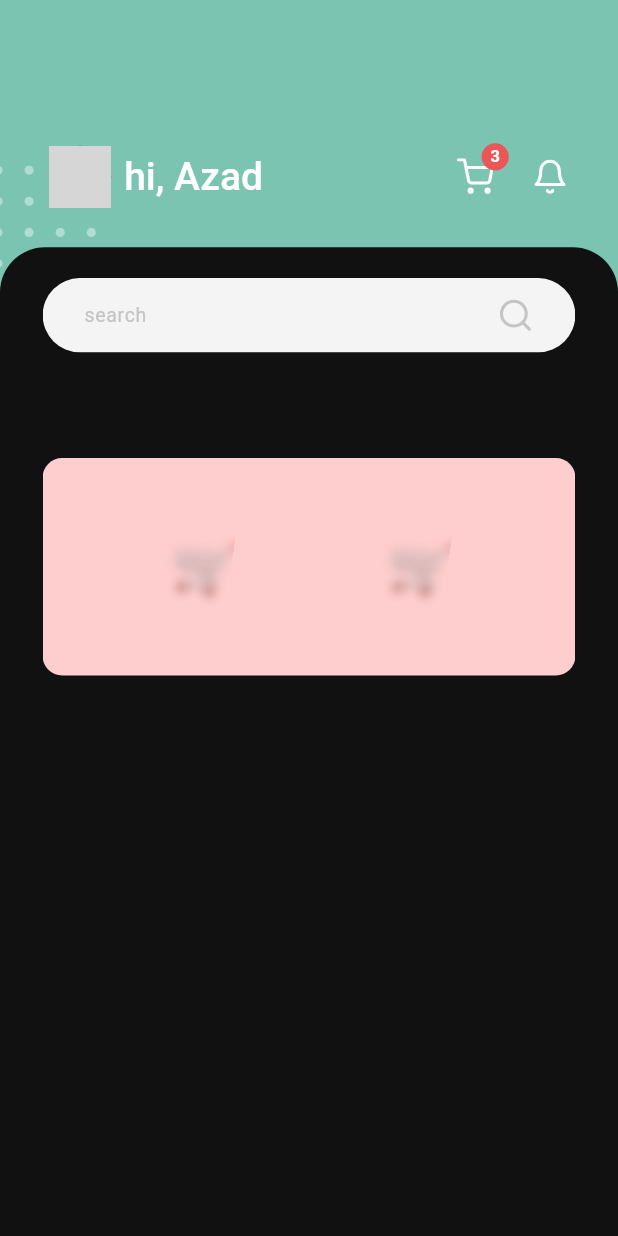
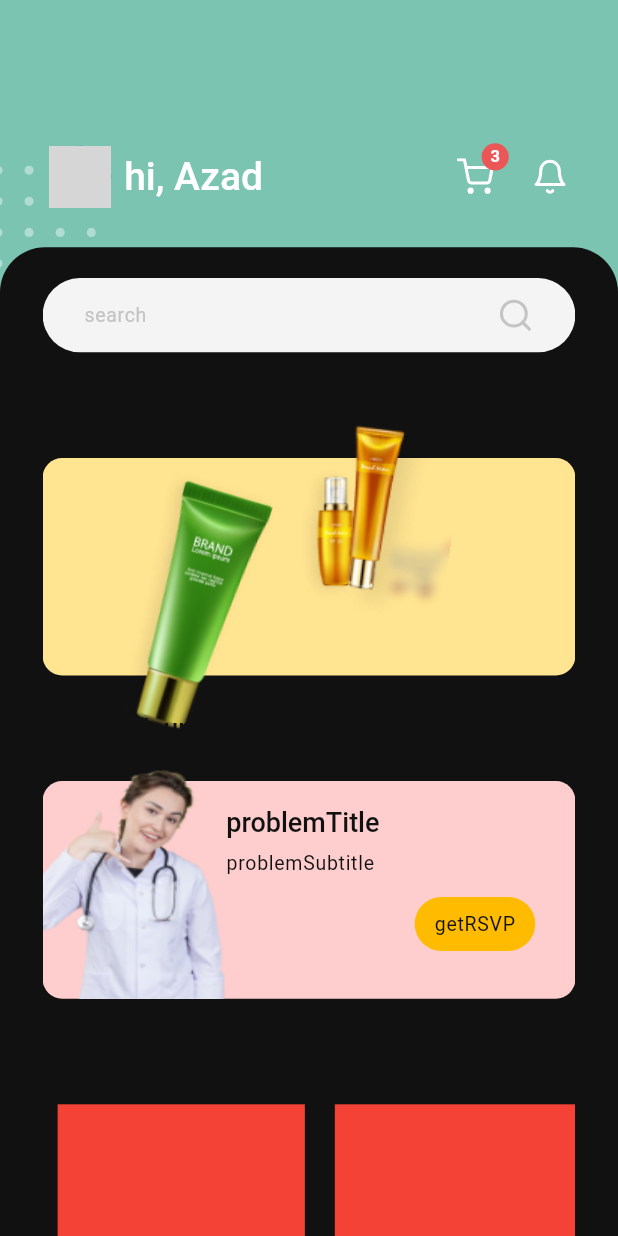
Before and after one commit to azaderdogan/beauty_app, a Flutter app: the screen it shows after launch, on a phone screen of 412 x 824 dp. Run offline on Flutter 3.47's test engine with Material 2 defaults, Android fonts, the phone set to English and light mode, and no system bars; drawn by our look-alikes of sliding_up_panel; our stand-ins replace cached_network_image, flutter_svg, get, shared_preferences, sizer; missing offline and left inert: vexana; network calls fail; Roboto replaces fonts that are missing (Poppins_Bold); grey boxes are pictures that could not be loaded.

Commit message:
complete home view

```diff
--- a/lib/core/init/theme/app_theme_light.dart
+++ b/lib/core/init/theme/app_theme_light.dart
@@ -50,7 +50,7 @@ class AppThemeLight extends AppTheme with ILightTheme {
               ),
             ),
         tabBarTheme: tabBarTheme,
-
+        disabledColor: colorSchemeLight.yellowVariant,
         highlightColor: colorSchemeLight.lightRed,
         dividerColor: colorSchemeLight.mildGrey,
         canvasColor: colorSchemeLight.lightGrey,
@@ -87,6 +87,7 @@ class AppThemeLight extends AppTheme with ILightTheme {
             headline2: textThemeLight!.headline2,
             headline3: textThemeLight!.headline3,
             headline4: textThemeLight!.headline4,
+            headline5: textThemeLight!.headline5,
             bodyText1: textThemeLight!.bodyText,
             overline: textThemeLight!.headline3)
         .apply(
--- a/lib/core/init/theme/light/color_scheme_light.dart
+++ b/lib/core/init/theme/light/color_scheme_light.dart
@@ -15,6 +15,7 @@ class ColorSchemeLight {
   final Color red = const Color(0xffeb5757);
   final Color redVariant = const Color(0xfffecdcd);
   final Color yellow = const Color(0xffFEBB00);
+  final Color yellowVariant = const Color(0xffffe491);
   final Color lightGrey = const Color(0xffc4c4c4);
   final Color darktGrey = const Color(0xfff4f4f4);
   final Color grey = const Color(0xffBBBBBB);
--- a/lib/core/init/theme/light/text_theme_light.dart
+++ b/lib/core/init/theme/light/text_theme_light.dart
@@ -42,7 +42,14 @@ class TextThemeLight {
       fontStyle: FontStyle.normal,
       fontSize: 10.0.scpx);
 
-  final TextStyle headline5 = TextStyle();
+  final TextStyle headline5 = TextStyle(
+    fontFamily: ApplicationConstants.FONT_FAMILY_REGULAR,
+    color: const Color(0xff222222),
+    fontSize: 12.scpx,
+    fontWeight: FontWeight.w400,
+    fontStyle: FontStyle.normal,
+    letterSpacing: 0.48,
+  );
   final TextStyle headline6 = TextStyle(
     fontSize: 16.sp,
     fontWeight: FontWeight.bold,
--- a/lib/core/init/translate/en_US/en_us_translations.dart
+++ b/lib/core/init/translate/en_US/en_us_translations.dart
@@ -3,5 +3,8 @@ final Map<String, String> enUs = {
   'search': 'Search',
   'bestSellerProduct': 'Best seller product',
   'concultYourProblem': 'Concult your problem',
-  'bestProduct': 'Best product'
+  'bestProduct': 'Best product',
+  'problemTitle': 'Free skin consultation',
+  'problemSubtitle': 'Ask the expert before buy skincare product',
+  'getRSVP': 'Get RSVP'
 };
--- a/lib/main.dart
+++ b/lib/main.dart
@@ -32,7 +32,7 @@ class StartApp extends StatelessWidget {
             getPages: AppPages.pages,
             translationsKeys: AppTranslation.translations,
             locale: Get.deviceLocale,
-            fallbackLocale: const Locale('en-us', 'en_US'),
+            fallbackLocale: const Locale('en', 'US'),
             theme: AppThemeLight.instance.theme,
             smartManagement: SmartManagement.full,
             home: HomeView());
--- a/lib/view/home/home_constants_mixin.dart
+++ b/lib/view/home/home_constants_mixin.dart
@@ -7,4 +7,7 @@ mixin HomeConstants {
   String bestProduct = 'bestProduct'.tr;
   String search = 'search'.tr;
   String name = 'Azad';
+  String problemTitle = 'problemTitle'.tr;
+  String problemSubtitle = 'problemSubtitle'.tr;
+  String getRsvp = 'getRSVP'.tr;
 }
--- a/lib/view/home/view/home_view.dart
+++ b/lib/view/home/view/home_view.dart
@@ -1,9 +1,13 @@
+import 'package:beauty_app/core/extensions/num.dart';
 import 'package:beauty_app/core/extensions/padding_insets.dart';
 import 'package:beauty_app/core/widget/sizedBox/dynamic_horizontol_space.dart';
 import 'package:beauty_app/core/widget/sizedBox/dynamic_veritical_space.dart';
 import 'package:beauty_app/product/utils/image_constants.dart';
 import 'package:beauty_app/product/utils/svg_constants.dart';
 import 'package:beauty_app/view/home/home_constants_mixin.dart';
+import 'package:beauty_app/view/home/widgets/best_product_listview.dart';
+import 'package:beauty_app/view/home/widgets/concult_problem_card.dart';
+import 'package:beauty_app/view/home/widgets/seller_product_card.dart';
 import 'package:cached_network_image/cached_network_image.dart';
 import 'package:flutter/material.dart';
 import 'package:flutter_svg/flutter_svg.dart';
@@ -47,43 +51,21 @@ class HomeView extends BaseView<HomeController> with HomeConstants {
         DynamicVerticalSpace(height: 3.h),
         Text(bestSellerProduct, style: context.textTheme.headline2),
         DynamicVerticalSpace(height: 3.h),
-        Stack(
-          children: [
-            Container(
-              height: 17.6.h,
-              decoration: BoxDecoration(
-                color: context.theme.colorScheme.secondaryVariant,
-                borderRadius: BorderRadius.circular(13),
-              ),
-              child: Row(
-                children: [
-                  Transform.rotate(
-                    angle: 0.1479341073990394,
-                    child: Image.asset(
-                      ImageConstants.instance.cart,
-                      height: 20.h,
-                      width: 50.w,
-                    ),
-                  ),
-                  Transform.rotate(
-                    angle: 0.1479341073990394,
-                    child: Container(
-                      height: 15.h,
-                      width: 10.h,
-                      decoration: BoxDecoration(
-                        image: DecorationImage(
-                          image: AssetImage(ImageConstants.instance.cart),
-                        ),
-                      ),
-                    ),
-                  ),
-                ],
-              ),
-            )
-          ],
+        const SellerProductCard(),
+        DynamicVerticalSpace(height: 3.h),
+        Text(concultYourProblem, style: context.textTheme.headline2),
+        DynamicVerticalSpace(height: 3.h),
+        ConcultProblemCard(
+          problemTitle: problemTitle,
+          problemSubtitle: problemSubtitle,
+          getRsvp: getRsvp,
         ),
         DynamicVerticalSpace(height: 3.h),
-        Text(concultYourProblem, style: context.textTheme.headline2),
+        Text(bestProduct, style: context.textTheme.headline2),
+        DynamicVerticalSpace(height: 3.h),
+        const Expanded(
+          child: BestProductListView(),
+        ),
       ],
     );
   }
--- /dev/null
+++ b/lib/view/home/widgets/best_product_listview.dart
@@ -0,0 +1,30 @@
+import 'package:flutter/material.dart';
+import 'package:sizer/sizer.dart';
+
+class BestProductListView extends StatelessWidget {
+  const BestProductListView({
+    Key? key,
+  }) : super(key: key);
+
+  @override
+  Widget build(BuildContext context) {
+    return SizedBox(
+      height: 20.h,
+      child: ListView.builder(
+        shrinkWrap: true,
+        itemCount: 3,
+        scrollDirection: Axis.horizontal,
+        itemBuilder: (context, index) => _buildProductItem(),
+      ),
+    );
+  }
+
+  Container _buildProductItem() {
+    return Container(
+      height: 20.h,
+      width: 20.h,
+      margin: EdgeInsets.symmetric(horizontal: 10),
+      color: Colors.red,
+    );
+  }
+}
--- /dev/null
+++ b/lib/view/home/widgets/concult_problem_card.dart
@@ -0,0 +1,110 @@
+import 'package:beauty_app/core/widget/sizedBox/dynamic_veritical_space.dart';
+import 'package:beauty_app/product/utils/image_constants.dart';
+import 'package:flutter/material.dart';
+import 'package:get/get_utils/src/extensions/context_extensions.dart';
+import 'package:sizer/sizer.dart';
+
+class ConcultProblemCard extends StatelessWidget {
+  const ConcultProblemCard({
+    Key? key,
+    required this.problemTitle,
+    required this.problemSubtitle,
+    required this.getRsvp,
+  }) : super(key: key);
+
+  final String problemTitle;
+  final String problemSubtitle;
+  final String getRsvp;
+
+  @override
+  Widget build(BuildContext context) {
+    return Stack(
+      clipBehavior: Clip.none,
+      children: [
+        _buildBackgroundContainer(context),
+        Positioned(
+          left: -5.w,
+          bottom: 0,
+          child: _buildImageTitleSubtitleAndButton(context),
+        )
+      ],
+    );
+  }
+
+  Row _buildImageTitleSubtitleAndButton(BuildContext context) {
+    return Row(
+      children: [_buildImage(), _buildTitleSubtitleAndButton(context)],
+    );
+  }
+
+  SizedBox _buildTitleSubtitleAndButton(BuildContext context) {
+    return SizedBox(
+      width: 50.w,
+      child: Column(
+        mainAxisSize: MainAxisSize.max,
+        crossAxisAlignment: CrossAxisAlignment.start,
+        mainAxisAlignment: MainAxisAlignment.spaceEvenly,
+        children: [
+          Text(problemTitle, style: context.textTheme.headline2),
+          DynamicVerticalSpace(
+            height: 1.h,
+          ),
+          Text(problemSubtitle,
+              style: context.textTheme.headline5!.copyWith(
+                color: context.theme.colorScheme.background,
+                height: 1.3,
+              )),
+          DynamicVerticalSpace(
+            height: 1.h,
+          ),
+          Align(
+            alignment: Alignment.bottomRight,
+            child: _buildButton(context),
+          )
+        ],
+      ),
+    );
+  }
+
+  TextButton _buildButton(BuildContext context) {
+    return TextButton(
+        style: ButtonStyle(
+          padding: MaterialStateProperty.all(
+            EdgeInsets.symmetric(horizontal: 3.2.w),
+          ),
+          shape: MaterialStateProperty.all<RoundedRectangleBorder>(
+            RoundedRectangleBorder(
+              borderRadius: BorderRadius.circular(18.0),
+            ),
+          ),
+          backgroundColor: MaterialStateProperty.all(
+            context.theme.colorScheme.onSecondary,
+          ),
+        ),
+        onPressed: () {},
+        child: Text(
+          getRsvp,
+          style: context.textTheme.headline5!
+              .copyWith(color: context.theme.colorScheme.background),
+        ));
+  }
+
+  Image _buildImage() {
+    return Image.asset(
+      ImageConstants.instance.person,
+      width: 34.7.w,
+      height: 18.7.h,
+      fit: BoxFit.fill,
+    );
+  }
+
+  Container _buildBackgroundContainer(BuildContext context) {
+    return Container(
+      height: 17.6.h,
+      decoration: BoxDecoration(
+        color: context.theme.colorScheme.secondaryVariant,
+        borderRadius: BorderRadius.circular(13),
+      ),
+    );
+  }
+}
--- /dev/null
+++ b/lib/view/home/widgets/seller_product_card.dart
@@ -0,0 +1,88 @@
+import 'package:beauty_app/product/utils/image_constants.dart';
+import 'package:flutter/material.dart';
+import 'package:get/get_utils/src/extensions/context_extensions.dart';
+import 'package:sizer/sizer.dart';
+
+class SellerProductCard extends StatelessWidget {
+  const SellerProductCard({
+    Key? key,
+  }) : super(key: key);
+
+  @override
+  Widget build(BuildContext context) {
+    return Stack(
+      clipBehavior: Clip.none,
+      children: [
+        _buildBackground(context),
+        _buildPositionedImage1(),
+        _buildPositionedImage2(),
+        _buildPositionedImage3()
+      ],
+    );
+  }
+
+  Positioned _buildPositionedImage3() {
+    return Positioned(
+      right: 20.w,
+      top: -5.h,
+      child: Transform.rotate(
+        angle: 0,
+        child: Image.asset(ImageConstants.instance.yellowImage),
+      ),
+    );
+  }
+
+  Positioned _buildPositionedImage2() {
+    return Positioned(
+      left: 40.w,
+      child: Transform.rotate(
+          angle: 0,
+          child: Image.asset(
+            ImageConstants.instance.yellowImage2,
+            fit: BoxFit.fitWidth,
+          )),
+    );
+  }
+
+  Positioned _buildPositionedImage1() {
+    return Positioned(
+      left: 10.w,
+      child: Transform.rotate(
+          angle: 0.3, child: Image.asset(ImageConstants.instance.greenImage)),
+    );
+  }
+
+  Container _buildBackground(BuildContext context) {
+    return Container(
+      height: 17.6.h,
+      decoration: BoxDecoration(
+        color: context.theme.disabledColor,
+        borderRadius: BorderRadius.circular(13),
+      ),
+      child: Row(
+        children: [
+          Transform.rotate(
+            angle: 0.1479341073990394,
+            child: Image.asset(
+              ImageConstants.instance.cart,
+              height: 20.h,
+              width: 50.w,
+            ),
+          ),
+          Transform.rotate(
+            angle: 0.1479341073990394,
+            child: Container(
+              height: 15.h,
+              width: 10.h,
+              decoration: BoxDecoration(
+                image: DecorationImage(
+                  image: AssetImage(ImageConstants.instance.cart),
+                ),
+              ),
+            ),
+          ),
+        ],
+      ),
+    );
+  }
+}
```
